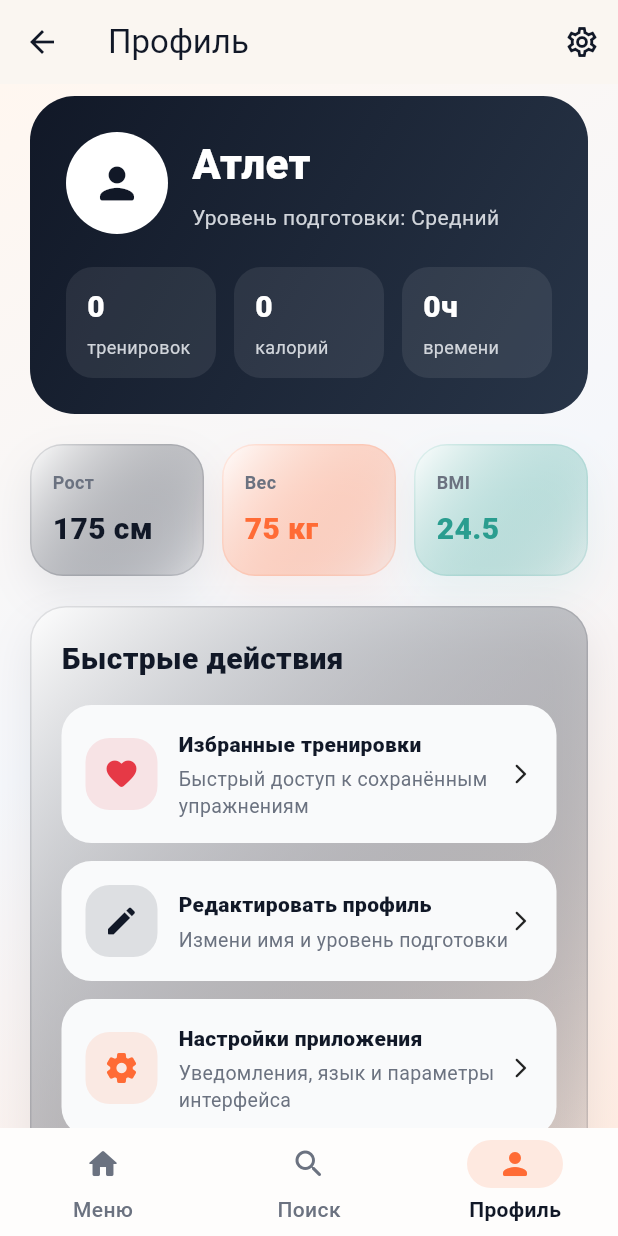
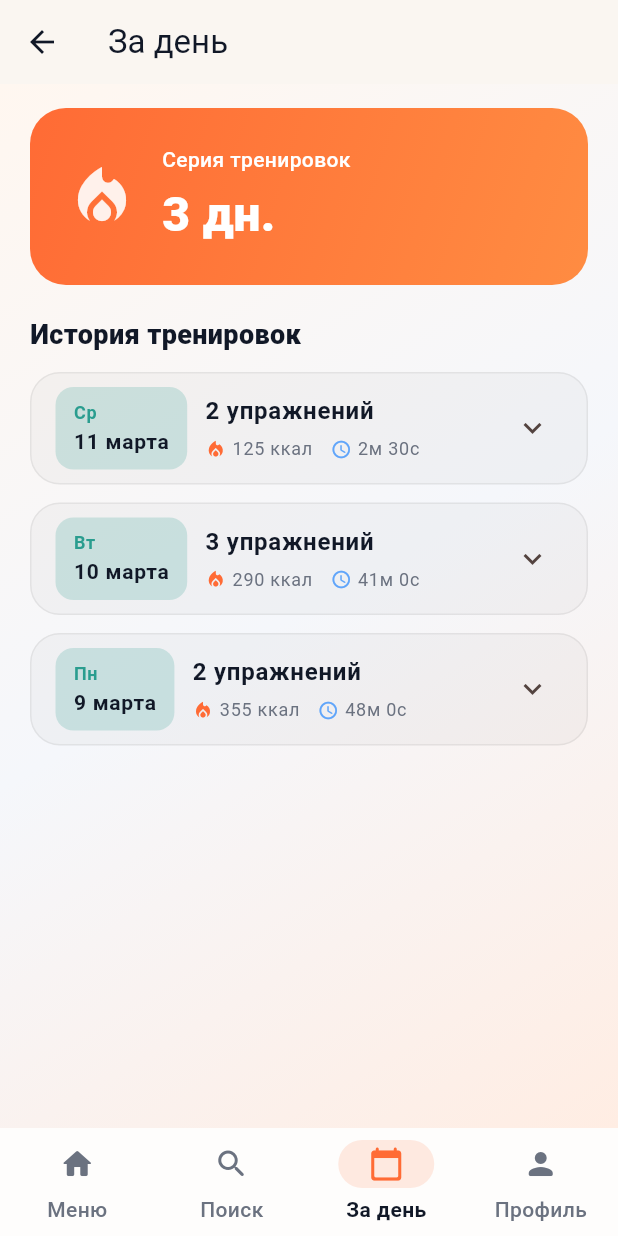
Before and after one commit to Abil221/TrainingApp, a Flutter app: the MainTabs screen opened directly, item 3 of the bottom bar chosen, on a phone screen of 412 x 824 dp. Run offline on Flutter 3.47's test engine with Material 3 defaults, Android fonts, the phone set to English and light mode, and no system bars; our stand-ins replace shared_preferences; accounts and stored records are empty.

Commit message:
Добавил вкладку "За день", возможность менять рост и вес, пофиксил темную тему

```diff
--- a/lib/main.dart
+++ b/lib/main.dart
@@ -4,6 +4,7 @@ import 'app_settings.dart';
 import 'screens/onboarding_screen.dart';
 import 'screens/home_screen.dart';
 import 'screens/profile_screen.dart';
+import 'screens/daily_stats_screen.dart';
 import 'screens/search_screen.dart';
 import 'widgets/app_surfaces.dart';
 
@@ -144,6 +145,7 @@ class _MainTabsState extends State<MainTabs> {
   final List<Widget> _screens = const [
     HomeScreen(),
     SearchScreen(),
+    DailyStatsScreen(),
     ProfileScreen(),
   ];
 
@@ -190,6 +192,10 @@ class _MainTabsState extends State<MainTabs> {
             label: 'Поиск',
           ),
           NavigationDestination(
+            icon: Icon(Icons.calendar_today_rounded),
+            label: 'За день',
+          ),
+          NavigationDestination(
             icon: Icon(Icons.person_rounded),
             label: 'Профиль',
           ),
--- /dev/null
+++ b/lib/models/daily_workout.dart
@@ -0,0 +1,40 @@
+import 'workout.dart';
+
+class DailyWorkout {
+  final DateTime date;
+  final List<Workout> exercises;
+  final int totalCalories;
+  final int totalDuration;
+
+  DailyWorkout({
+    required this.date,
+    required this.exercises,
+    required this.totalCalories,
+    required this.totalDuration,
+  });
+
+  // Get formatted date (e.g., "12 марта")
+  String getFormattedDate() {
+    const months = [
+      'января',
+      'февраля',
+      'марта',
+      'апреля',
+      'мая',
+      'июня',
+      'июля',
+      'августа',
+      'сентября',
+      'октября',
+      'ноября',
+      'декабря'
+    ];
+    return '${date.day} ${months[date.month - 1]}';
+  }
+
+  // Get day of week (e.g., "Пн", "Вт")
+  String getDayOfWeek() {
+    const daysOfWeek = ['Пн', 'Вт', 'Ср', 'Чт', 'Пт', 'Сб', 'Вс'];
+    return daysOfWeek[date.weekday - 1];
+  }
+}
--- /dev/null
+++ b/lib/screens/daily_stats_screen.dart
@@ -0,0 +1,362 @@
+import 'package:flutter/material.dart';
+
+import '../models/daily_workout.dart';
+import '../services/workout_service.dart';
+import '../widgets/app_surfaces.dart';
+
+class DailyStatsScreen extends StatefulWidget {
+  const DailyStatsScreen({super.key});
+
+  @override
+  State<DailyStatsScreen> createState() => _DailyStatsScreenState();
+}
+
+class _DailyStatsScreenState extends State<DailyStatsScreen> {
+  final workoutService = WorkoutService();
+  late List<DateTime> _trainingDates;
+
+  @override
+  void initState() {
+    super.initState();
+    _trainingDates = workoutService.getAllTrainingDates();
+  }
+
+  @override
+  Widget build(BuildContext context) {
+    final streak = workoutService.getTrainingStreak();
+    final isDark = Theme.of(context).brightness == Brightness.dark;
+    final emptyIconColor = isDark
+        ? Colors.white.withValues(alpha: 0.3)
+        : Colors.black.withValues(alpha: 0.2);
+    final emptyTextColor =
+        isDark ? Colors.white : const Color(0xFF111827);
+    final emptySubtextColor =
+        isDark ? const Color(0xFF9CA3AF) : const Color(0xFF6B7280);
+
+    return Scaffold(
+      appBar: AppBar(
+        title: const Text('За день'),
+      ),
+      body: AppScreenBackground(
+        child: _trainingDates.isEmpty
+            ? Center(
+                child: Column(
+                  mainAxisAlignment: MainAxisAlignment.center,
+                  children: [
+                    Icon(
+                      Icons.fitness_center_rounded,
+                      size: 64,
+                      color: emptyIconColor,
+                    ),
+                    const SizedBox(height: 16),
+                    Text(
+                      'Нет тренировок',
+                      style: TextStyle(
+                        color: emptyTextColor,
+                        fontSize: 18,
+                        fontWeight: FontWeight.w600,
+                      ),
+                    ),
+                    const SizedBox(height: 8),
+                    Text(
+                      'Начните тренироваться, чтобы видеть статистику',
+                      style: TextStyle(
+                        color: emptySubtextColor,
+                        fontSize: 14,
+                      ),
+                    ),
+                  ],
+                ),
+              )
+            : ListView(
+                padding: const EdgeInsets.fromLTRB(20, 16, 20, 24),
+                children: [
+                  // Streak Card
+                  Container(
+                    padding: const EdgeInsets.all(24),
+                    decoration: BoxDecoration(
+                      borderRadius: BorderRadius.circular(24),
+                      gradient: const LinearGradient(
+                        colors: [Color(0xFFFF6B35), Color(0xFFFF8C42)],
+                        begin: Alignment.topLeft,
+                        end: Alignment.bottomRight,
+                      ),
+                    ),
+                    child: Row(
+                      children: [
+                        Icon(
+                          Icons.local_fire_department,
+                          size: 48,
+                          color: Colors.white.withValues(alpha: 0.9),
+                        ),
+                        const SizedBox(width: 16),
+                        Expanded(
+                          child: Column(
+                            crossAxisAlignment: CrossAxisAlignment.start,
+                            children: [
+                              const Text(
+                                'Серия тренировок',
+                                style: TextStyle(
+                                  color: Color(0xFFFFFFFF),
+                                  fontSize: 14,
+                                  fontWeight: FontWeight.w500,
+                                ),
+                              ),
+                              const SizedBox(height: 4),
+                              Text(
+                                '$streak дн.',
+                                style: const TextStyle(
+                                  color: Colors.white,
+                                  fontSize: 32,
+                                  fontWeight: FontWeight.w900,
+                                ),
+                              ),
+                            ],
+                          ),
+                        ),
+                      ],
+                    ),
+                  ),
+                  const SizedBox(height: 20),
+                  Text(
+                    'История тренировок',
+                    style: TextStyle(
+                      color: isDark ? Colors.white : const Color(0xFF111827),
+                      fontSize: 18,
+                      fontWeight: FontWeight.w900,
+                    ),
+                  ),
+                  const SizedBox(height: 12),
+                  ..._trainingDates.map((date) {
+                    final dailyWorkout = workoutService.getDailyWorkout(date);
+                    return Column(
+                      children: [
+                        _DailyWorkoutCard(
+                          dailyWorkout: dailyWorkout!,
+                          isDark: isDark,
+                        ),
+                        const SizedBox(height: 12),
+                      ],
+                    );
+                  }),
+                ],
+              ),
+      ),
+    );
+  }
+}
+
+class _DailyWorkoutCard extends StatelessWidget {
+  final DailyWorkout dailyWorkout;
+  final bool isDark;
+
+  const _DailyWorkoutCard({
+    required this.dailyWorkout,
+    required this.isDark,
+  });
+
+  @override
+  Widget build(BuildContext context) {
+    final durationMinutes = dailyWorkout.totalDuration ~/ 60;
+    final durationSeconds = dailyWorkout.totalDuration % 60;
+
+    return Container(
+      decoration: BoxDecoration(
+        borderRadius: BorderRadius.circular(20),
+        color: isDark
+            ? Colors.white.withValues(alpha: 0.06)
+            : Colors.black.withValues(alpha: 0.03),
+        border: Border.all(
+          color: isDark
+              ? Colors.white.withValues(alpha: 0.1)
+              : Colors.black.withValues(alpha: 0.06),
+          width: 1,
+        ),
+      ),
+      child: ExpansionTile(
+        title: Row(
+          children: [
+            Container(
+              padding: const EdgeInsets.symmetric(horizontal: 12, vertical: 8),
+              decoration: BoxDecoration(
+                borderRadius: BorderRadius.circular(12),
+                color: const Color(0xFF2A9D8F).withValues(alpha: 0.2),
+              ),
+              child: Column(
+                crossAxisAlignment: CrossAxisAlignment.start,
+                children: [
+                  Text(
+                    dailyWorkout.getDayOfWeek(),
+                    style: const TextStyle(
+                      color: Color(0xFF2A9D8F),
+                      fontSize: 12,
+                      fontWeight: FontWeight.w600,
+                    ),
+                  ),
+                  Text(
+                    dailyWorkout.getFormattedDate(),
+                    style: TextStyle(
+                      color: isDark ? Colors.white : const Color(0xFF111827),
+                      fontSize: 14,
+                      fontWeight: FontWeight.w700,
+                    ),
+                  ),
+                ],
+              ),
+            ),
+            const SizedBox(width: 12),
+            Expanded(
+              child: Column(
+                crossAxisAlignment: CrossAxisAlignment.start,
+                children: [
+                  Text(
+                    '${dailyWorkout.exercises.length} упражнений',
+                    style: TextStyle(
+                      color: isDark ? Colors.white : const Color(0xFF111827),
+                      fontSize: 16,
+                      fontWeight: FontWeight.w700,
+                    ),
+                  ),
+                  const SizedBox(height: 4),
+                  Row(
+                    children: [
+                      Icon(
+                        Icons.local_fire_department,
+                        size: 14,
+                        color: const Color(0xFFFF6B35),
+                      ),
+                      const SizedBox(width: 4),
+                      Text(
+                        '${dailyWorkout.totalCalories} ккал',
+                        style: TextStyle(
+                          color: isDark
+                              ? const Color(0xFFD1D5DB)
+                              : const Color(0xFF6B7280),
+                          fontSize: 12,
+                        ),
+                      ),
+                      const SizedBox(width: 12),
+                      Icon(
+                        Icons.schedule_rounded,
+                        size: 14,
+                        color: const Color(0xFF60A5FA),
+                      ),
+                      const SizedBox(width: 4),
+                      Text(
+                        '${durationMinutes}м ${durationSeconds}с',
+                        style: TextStyle(
+                          color: isDark
+                              ? const Color(0xFFD1D5DB)
+                              : const Color(0xFF6B7280),
+                          fontSize: 12,
+                        ),
+                      ),
+                    ],
+                  ),
+                ],
+              ),
+            ),
+          ],
+        ),
+        childrenPadding: const EdgeInsets.fromLTRB(16, 0, 16, 16),
+        children: [
+          Column(
+            crossAxisAlignment: CrossAxisAlignment.start,
+            children: [
+              Text(
+                'Упражнения:',
+                style: TextStyle(
+                  color: isDark
+                      ? const Color(0xFFD1D5DB)
+                      : const Color(0xFF6B7280),
+                  fontSize: 12,
+                  fontWeight: FontWeight.w600,
+                ),
+              ),
+              const SizedBox(height: 8),
+              ...dailyWorkout.exercises.map((exercise) {
+                return Padding(
+                  padding: const EdgeInsets.only(bottom: 12),
+                  child: Container(
+                    padding: const EdgeInsets.all(12),
+                    decoration: BoxDecoration(
+                      borderRadius: BorderRadius.circular(12),
+                      color: isDark
+                          ? Colors.white.withValues(alpha: 0.06)
+                          : Colors.black.withValues(alpha: 0.03),
+                      border: Border.all(
+                        color: isDark
+                            ? Colors.white.withValues(alpha: 0.05)
+                            : Colors.black.withValues(alpha: 0.03),
+                      ),
+                    ),
+                    child: Column(
+                      crossAxisAlignment: CrossAxisAlignment.start,
+                      children: [
+                        Row(
+                          children: [
+                            Expanded(
+                              child: Column(
+                                crossAxisAlignment: CrossAxisAlignment.start,
+                                children: [
+                                  Text(
+                                    exercise.title,
+                                    style: TextStyle(
+                                      color:
+                                          isDark ? Colors.white : const Color(0xFF111827),
+                                      fontSize: 14,
+                                      fontWeight: FontWeight.w700,
+                                    ),
+                                  ),
+                                  const SizedBox(height: 4),
+                                  Text(
+                                    exercise.description,
+                                    style: TextStyle(
+                                      color: isDark
+                                          ? const Color(0xFF9CA3AF)
+                                          : const Color(0xFF6B7280),
+                                      fontSize: 12,
+                                    ),
+                                  ),
+                                ],
+                              ),
+                            ),
+                            const SizedBox(width: 8),
+                            Column(
+                              crossAxisAlignment: CrossAxisAlignment.end,
+                              children: [
+                                Container(
+                                  padding: const EdgeInsets.symmetric(
+                                    horizontal: 8,
+                                    vertical: 4,
+                                  ),
+                                  decoration: BoxDecoration(
+                                    borderRadius: BorderRadius.circular(6),
+                                    color: const Color(0xFFFF6B35)
+                                        .withValues(alpha: 0.15),
+                                  ),
+                                  child: Text(
+                                    '${exercise.caloriesBurned} ккал',
+                                    style: const TextStyle(
+                                      color: Color(0xFFFF6B35),
+                                      fontSize: 11,
+                                      fontWeight: FontWeight.w600,
+                                    ),
+                                  ),
+                                ),
+                              ],
+                            ),
+                          ],
+                        ),
+                      ],
+                    ),
+                  ),
+                );
+              }),
+            ],
+          ),
+        ],
+      ),
+    );
+  }
+}
--- a/lib/services/workout_service.dart
+++ b/lib/services/workout_service.dart
@@ -1,3 +1,4 @@
+import '../models/daily_workout.dart';
 import '../models/workout.dart';
 
 const List<String> _gymSplitGroups = [
@@ -15,7 +16,38 @@ class WorkoutService {
     return _instance;
   }
 
-  WorkoutService._internal();
+  WorkoutService._internal() {
+    _initializeDemoData();
+  }
+
+  // Daily workouts tracking: key is date in 'yyyy-MM-dd' format
+  final Map<String, List<Workout>> _dailyWorkouts = {};
+
+  void _initializeDemoData() {
+    // Add demo data for the last 3 days
+    final today = DateTime.now();
+
+    // Today
+    _dailyWorkouts[_formatDate(today)] = [
+      _workouts[0], // Отжимания
+      _workouts[1], // Приседания
+    ];
+
+    // Yesterday
+    final yesterday = today.subtract(const Duration(days: 1));
+    _dailyWorkouts[_formatDate(yesterday)] = [
+      _workouts[2], // Бег
+      _workouts[3], // Планка
+      _workouts[5], // Йога-флоу
+    ];
+
+    // 2 days ago
+    final twoDaysAgo = today.subtract(const Duration(days: 2));
+    _dailyWorkouts[_formatDate(twoDaysAgo)] = [
+      _workouts[7], // Жим гантелей на наклонной
+      _workouts[9], // Тяга штанги в наклоне
+    ];
+  }
 
   final List<Workout> _workouts = [
     Workout(
@@ -396,4 +428,79 @@ class WorkoutService {
       'totalDuration': totalDuration,
     };
   }
+
+  // Complete a workout on a specific date
+  void completeWorkoutOnDate(String workoutId, DateTime date) {
+    final dateKey = _formatDate(date);
+    if (!_dailyWorkouts.containsKey(dateKey)) {
+      _dailyWorkouts[dateKey] = [];
+    }
+
+    final workout = getWorkoutById(workoutId);
+    if (workout != null) {
+      _dailyWorkouts[dateKey]!.add(workout);
+      markAsCompleted(workoutId);
+    }
+  }
+
+  // Get workouts for a specific date
+  List<Workout> getWorkoutsForDate(DateTime date) {
+    final dateKey = _formatDate(date);
+    return _dailyWorkouts[dateKey] ?? [];
+  }
+
+  // Get all dates with workouts
+  List<DateTime> getAllTrainingDates() {
+    return _dailyWorkouts.keys
+        .map((dateKey) => DateTime.parse(dateKey))
+        .toList()
+      ..sort((a, b) => b.compareTo(a)); // Sort by most recent first
+  }
+
+  // Get daily workout for a specific date
+  DailyWorkout? getDailyWorkout(DateTime date) {
+    final workouts = getWorkoutsForDate(date);
+    if (workouts.isEmpty) return null;
+
+    int totalCalories = workouts.fold(0, (sum, w) => sum + w.caloriesBurned);
+    int totalDuration = workouts.fold(0, (sum, w) => sum + w.duration);
+
+    return DailyWorkout(
+      date: date,
+      exercises: workouts,
+      totalCalories: totalCalories,
+      totalDuration: totalDuration,
+    );
+  }
+
+  // Calculate training streak (consecutive days)
+  int getTrainingStreak() {
+    final dates = getAllTrainingDates();
+    if (dates.isEmpty) return 0;
+
+    int streak = 1;
+    for (int i = 0; i < dates.length - 1; i++) {
+      final difference = dates[i].difference(dates[i + 1]).inDays;
+      if (difference == 1) {
+        streak++;
+      } else {
+        break;
+      }
+    }
+    return streak;
+  }
+
+  // Check if today has workouts
+  bool hasWorkoutToday() {
+    final today = DateTime.now();
+    return getWorkoutsForDate(today).isNotEmpty;
+  }
+
+  // Format date as 'yyyy-MM-dd'
+  String _formatDate(DateTime date) {
+    final year = date.year;
+    final month = date.month.toString().padLeft(2, '0');
+    final day = date.day.toString().padLeft(2, '0');
+    return '$year-$month-$day';
+  }
 }
```
Also changed, not shown: lib/screens/profile_screen.dart (+132 -31 lines), lib/models/user_progress.dart (added), lib/services/game_state_manager.dart (added), lib/services/gamification_service.dart (added).
